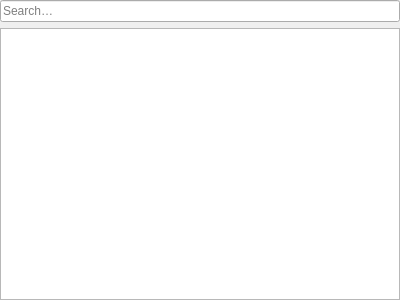
OtterBrowser/otter-browser, file src/modules/windows/configuration/ConfigurationContentsWidget.ui: the form before one commit.
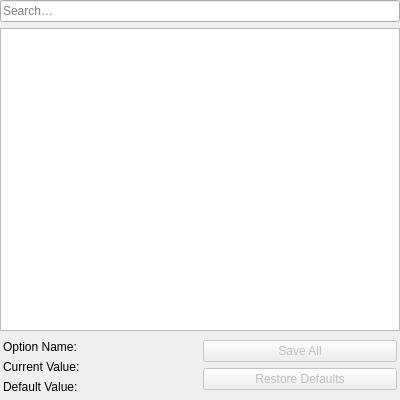
The form after the commit. Custom widgets are drawn as their Qt base class.

Commit message: Add details widget, references #635

```diff
--- a/src/modules/windows/configuration/ConfigurationContentsWidget.ui
+++ b/src/modules/windows/configuration/ConfigurationContentsWidget.ui
@@ -7,10 +7,10 @@
     <x>0</x>
     <y>0</y>
     <width>400</width>
-    <height>300</height>
+    <height>400</height>
    </rect>
   </property>
-  <layout class="QVBoxLayout" name="verticalLayout">
+  <layout class="QVBoxLayout" name="verticalLayout" stretch="0,1,0">
    <property name="leftMargin">
     <number>0</number>
    </property>
@@ -46,6 +46,89 @@
      </attribute>
     </widget>
    </item>
+   <item>
+    <widget class="QWidget" name="detailsWidget" native="true">
+     <layout class="QHBoxLayout" name="detailsLayout">
+      <property name="leftMargin">
+       <number>3</number>
+      </property>
+      <property name="topMargin">
+       <number>3</number>
+      </property>
+      <property name="rightMargin">
+       <number>3</number>
+      </property>
+      <property name="bottomMargin">
+       <number>3</number>
+      </property>
+      <item>
+       <layout class="QFormLayout" name="formLayout">
+        <item row="0" column="0">
+         <widget class="QLabel" name="nameLabel">
+          <property name="text">
+           <string>Option Name:</string>
+          </property>
+         </widget>
+        </item>
+        <item row="1" column="0">
+         <widget class="QLabel" name="currentValueLabel">
+          <property name="text">
+           <string>Current Value:</string>
+          </property>
+         </widget>
+        </item>
+        <item row="2" column="0">
+         <widget class="QLabel" name="defaultValueLabel">
+          <property name="text">
+           <string>Default Value:</string>
+          </property>
+         </widget>
+        </item>
+        <item row="0" column="1">
+         <widget class="Otter::TextLabelWidget" name="nameLabelWidget" native="true"/>
+        </item>
+        <item row="1" column="1">
+         <widget class="Otter::TextLabelWidget" name="currentValueLabelWidget" native="true"/>
+        </item>
+        <item row="2" column="1">
+         <widget class="Otter::TextLabelWidget" name="defaultValueLabelWidget" native="true"/>
+        </item>
+       </layout>
+      </item>
+      <item>
+       <layout class="QVBoxLayout" name="actionsLayout">
+        <item>
+         <widget class="QPushButton" name="saveButton">
+          <property name="enabled">
+           <bool>false</bool>
+          </property>
+          <property name="text">
+           <string>Save All</string>
+          </property>
+         </widget>
+        </item>
+        <item>
+         <widget class="QPushButton" name="defaultsButton">
+          <property name="enabled">
+           <bool>false</bool>
+          </property>
+          <property name="text">
+           <string>Restore Defaults</string>
+          </property>
+         </widget>
+        </item>
+        <item>
+         <spacer name="actionsSpacer">
+          <property name="orientation">
+           <enum>Qt::Vertical</enum>
+          </property>
+         </spacer>
+        </item>
+       </layout>
+      </item>
+     </layout>
+    </widget>
+   </item>
   </layout>
  </widget>
  <customwidgets>
@@ -54,6 +137,12 @@
    <extends>QTreeView</extends>
    <header>src/ui/ItemViewWidget.h</header>
   </customwidget>
+  <customwidget>
+   <class>Otter::TextLabelWidget</class>
+   <extends>QWidget</extends>
+   <header>src/ui/TextLabelWidget.h</header>
+   <container>1</container>
+  </customwidget>
  </customwidgets>
  <resources/>
  <connections/>
```
The commit also changes 2 other files.
